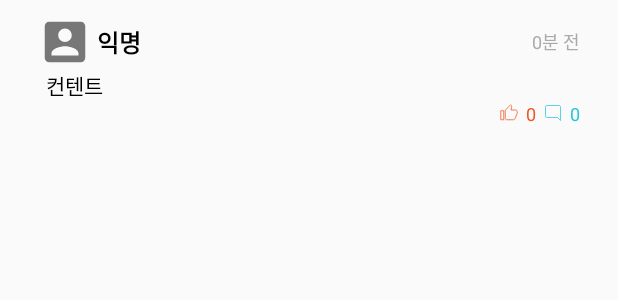
After one commit to goeunpark123/mbti_holic_Project, an Android app: the layout item_view_post_item_list.xml on its own in the app's theme, with its tools: preview values and no code run, on a phone screen of 412 x 824 dp. The commit adds this screen. Shown: the top 300 px of the screen. Run offline under Robolectric (Android 15) with nearby library versions, the phone set to English and light mode, and no system bars.

Commit message:
PostItemListActivity 구현

```diff
--- a/app/src/main/AndroidManifest.xml
+++ b/app/src/main/AndroidManifest.xml
@@ -54,7 +54,7 @@
         </activity>
         <activity android:name=".PostPage.Post_ENFJ">
         </activity>
-
+        <activity android:name=".PostItemList.PostItemListActivity" />
 
 
     </application>
--- a/app/src/main/java/com/example/mobileprogramming_mbtiholic/PostTabFragment.java
+++ b/app/src/main/java/com/example/mobileprogramming_mbtiholic/PostTabFragment.java
@@ -14,6 +14,7 @@ import android.view.LayoutInflater;
 import android.view.View;
 import android.view.ViewGroup;
 
+import com.example.mobileprogramming_mbtiholic.PostItemList.PostItemListActivity;
 import com.example.mobileprogramming_mbtiholic.PostPage.Data;
 import com.example.mobileprogramming_mbtiholic.PostPage.Post_ENFJ;
 
@@ -55,9 +56,10 @@ public class PostTabFragment extends Fragment { //덤인데이터
             adapter.setOnItemClickListener(new PostsRecyclerViewAdapter.OnItemClickListener() { // 화면이동
                 @Override
                 public void onClick(View view, int position) { // 한칸 클릭했을때
-                    Intent intent = new Intent(getActivity(), Post_ENFJ.class); // 액티비티 띄우기 전에 만드는 intent
+                    Intent intent = new Intent(getActivity(), PostItemListActivity.class); // 액티비티 띄우기 전에 만드는 intent
                     // intent.putExtra(키 번호,  ) // 다음 activity에서 내가 어디서 온건지도 알아야함
-                    intent.putExtra("user", listData.get(position));
+                    // intent.putExtra("user", listData.get(position));
+                    // TODO 어떤 게시판인지 putExtra로 전달해야 합니다.
                     startActivity(intent);
                 }
 
--- /dev/null
+++ b/app/src/main/res/drawable/ic_account_box_gray_24dp.xml
@@ -0,0 +1,5 @@
+<vector android:height="24dp" android:tint="#777777"
+    android:viewportHeight="24.0" android:viewportWidth="24.0"
+    android:width="24dp" xmlns:android="http://schemas.android.com/apk/res/android">
+    <path android:fillColor="#FF000000" android:pathData="M3,5v14c0,1.1 0.89,2 2,2h14c1.1,0 2,-0.9 2,-2L21,5c0,-1.1 -0.9,-2 -2,-2L5,3c-1.11,0 -2,0.9 -2,2zM15,9c0,1.66 -1.34,3 -3,3s-3,-1.34 -3,-3 1.34,-3 3,-3 3,1.34 3,3zM6,17c0,-2 4,-3.1 6,-3.1s6,1.1 6,3.1v1L6,18v-1z"/>
+</vector>
--- /dev/null
+++ b/app/src/main/res/drawable/ic_mode_comment_outline_blue_24dp.xml
@@ -0,0 +1,5 @@
+<vector android:height="24dp" android:tint="#26C6DA"
+    android:viewportHeight="24.0" android:viewportWidth="24.0"
+    android:width="24dp" xmlns:android="http://schemas.android.com/apk/res/android">
+    <path android:strokeColor="#FFFFFF" android:strokeWidth="1" android:pathData="M21.99,4c0,-1.1 -0.89,-2 -1.99,-2H4c-1.1,0 -2,0.9 -2,2v12c0,1.1 0.9,2 2,2h14l4,4 -0.01,-18z"/>
+</vector>
--- /dev/null
+++ b/app/src/main/res/drawable/ic_thumb_up_outline_red_24dp.xml
@@ -0,0 +1,5 @@
+<vector android:height="24dp" android:tint="#F4511E"
+    android:viewportHeight="24.0" android:viewportWidth="24.0"
+    android:width="24dp" xmlns:android="http://schemas.android.com/apk/res/android">
+    <path android:strokeColor="#FFFFFF" android:strokeWidth="1" android:pathData="M1,21h4L5,9L1,9v12zM23,10c0,-1.1 -0.9,-2 -2,-2h-6.31l0.95,-4.57 0.03,-0.32c0,-0.41 -0.17,-0.79 -0.44,-1.06L14.17,1 7.59,7.59C7.22,7.95 7,8.45 7,9v10c0,1.1 0.9,2 2,2h9c0.83,0 1.54,-0.5 1.84,-1.22l3.02,-7.05c0.09,-0.23 0.14,-0.47 0.14,-0.73v-1.91l-0.01,-0.01L23,10z"/>
+</vector>
--- /dev/null
+++ b/app/src/main/res/layout/item_view_post_item_list.xml
@@ -0,0 +1,78 @@
+<?xml version="1.0" encoding="utf-8"?>
+<LinearLayout xmlns:android="http://schemas.android.com/apk/res/android"
+    android:layout_width="match_parent"
+    android:layout_height="wrap_content"
+    android:paddingTop="10dp"
+    android:paddingLeft="25dp"
+    android:paddingRight="25dp"
+    android:paddingBottom="10dp"
+    android:orientation="vertical">
+    <LinearLayout
+        android:layout_width="match_parent"
+        android:layout_height="wrap_content"
+        android:orientation="horizontal"
+        android:gravity="center_vertical">
+        <ImageView
+            android:id="@+id/anonymousImageView"
+            android:layout_width="36dp"
+            android:layout_height="36dp"
+            android:src="@drawable/ic_account_box_gray_24dp"/>
+        <TextView
+            android:layout_width="0dp"
+            android:layout_height="wrap_content"
+            android:layout_weight="1"
+            android:layout_marginLeft="3dp"
+            android:text="익명"
+            android:textSize="16sp"
+            android:textColor="#000"
+            android:textStyle="bold"/>
+        <TextView
+            android:id="@+id/timeTextView"
+            android:layout_width="wrap_content"
+            android:layout_height="wrap_content"
+            android:text="0분 전"
+            android:textSize="12sp"
+            android:textColor="#aaa"/>
+    </LinearLayout>
+    <TextView
+        android:id="@+id/contentTextView"
+        android:layout_width="match_parent"
+        android:layout_height="wrap_content"
+        android:layout_marginLeft="5dp"
+        android:text="컨텐트"
+        android:textSize="14sp"
+        android:textColor="#000"/>
+    <LinearLayout
+        android:layout_width="match_parent"
+        android:layout_height="wrap_content"
+        android:orientation="horizontal"
+        android:gravity="right|center_vertical">
+        <ImageView
+            android:layout_width="12dp"
+            android:layout_height="12dp"
+            android:layout_marginLeft="5dp"
+            android:layout_marginRight="5dp"
+            android:src="@drawable/ic_thumb_up_outline_red_24dp"/>
+        <TextView
+            android:id="@+id/likeCountTextView"
+            android:layout_width="wrap_content"
+            android:layout_height="16dp"
+            android:text="0"
+            android:textSize="12dp"
+            android:textColor="#F4511E"/>
+        <ImageView
+            android:id="@+id/replyImageView"
+            android:layout_width="12dp"
+            android:layout_height="12dp"
+            android:layout_marginLeft="5dp"
+            android:layout_marginRight="5dp"
+            android:src="@drawable/ic_mode_comment_outline_blue_24dp"/>
+        <TextView
+            android:id="@+id/replyCountTextView"
+            android:layout_width="wrap_content"
+            android:layout_height="16dp"
+            android:text="0"
+            android:textSize="12dp"
+            android:textColor="#26C6DA"/>
+    </LinearLayout>
+</LinearLayout>
```
Also changed, not shown: app/src/main/java/com/example/mobileprogramming_mbtiholic/PostItemList/PostItemListActivity.java (added, +74 -0 lines), app/src/main/java/com/example/mobileprogramming_mbtiholic/PostItemList/PostItemListRecyclerViewAdapter.java (added, +80 -0 lines).
